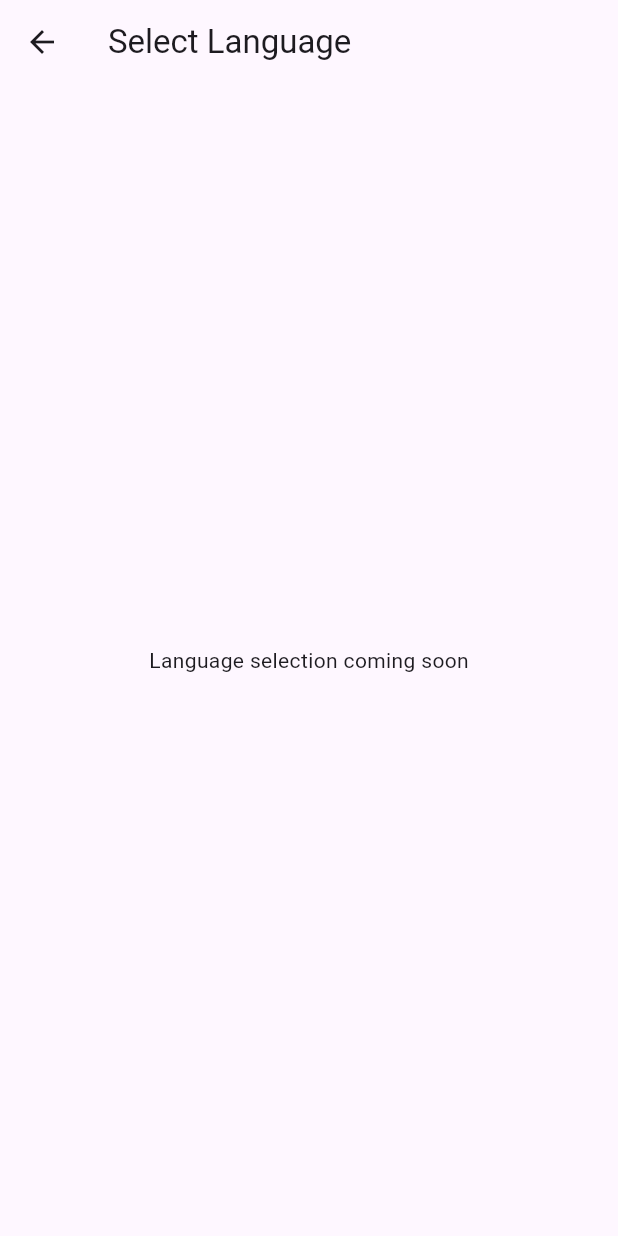
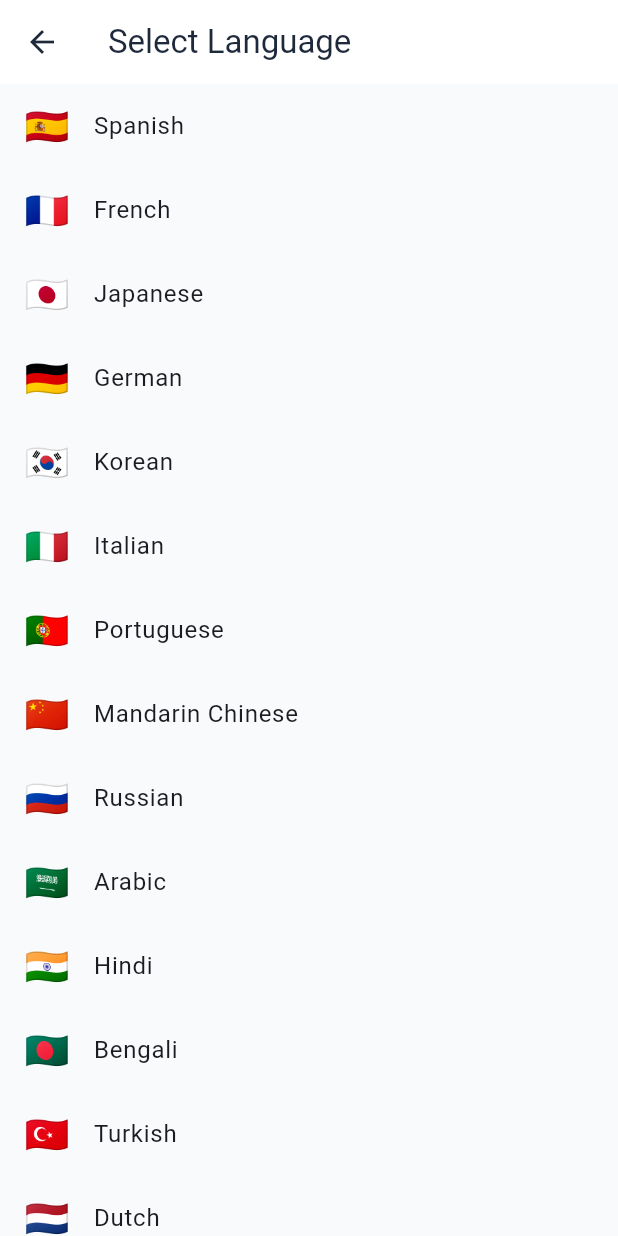
Before and after one commit to Sifaul-Islam/AI-Language-Learning-App, a Flutter app: the LanguageSelectionScreen screen opened directly, on a phone screen of 412 x 824 dp. Run offline on Flutter 3.47's test engine with Material 3 defaults, Android fonts, the phone set to English and light mode, and no system bars; our stand-ins replace cloud_firestore, firebase_core; accounts and stored records are empty.

Commit message:
Add 26 languages, professional theme, styled conversation cards; fix corrupted files and merge issues

```diff
--- a/lib/models/language_data.dart
+++ b/lib/models/language_data.dart
@@ -12,4 +12,24 @@ const List<LanguageOption> supportedLanguages = [
   LanguageOption(name: 'German', flag: '🇩🇪'),
   LanguageOption(name: 'Korean', flag: '🇰🇷'),
   LanguageOption(name: 'Italian', flag: '🇮🇹'),
+  LanguageOption(name: 'Portuguese', flag: '🇵🇹'),
+  LanguageOption(name: 'Mandarin Chinese', flag: '🇨🇳'),
+  LanguageOption(name: 'Russian', flag: '🇷🇺'),
+  LanguageOption(name: 'Arabic', flag: '🇸🇦'),
+  LanguageOption(name: 'Hindi', flag: '🇮🇳'),
+  LanguageOption(name: 'Bengali', flag: '🇧🇩'),
+  LanguageOption(name: 'Turkish', flag: '🇹🇷'),
+  LanguageOption(name: 'Dutch', flag: '🇳🇱'),
+  LanguageOption(name: 'Greek', flag: '🇬🇷'),
+  LanguageOption(name: 'Polish', flag: '🇵🇱'),
+  LanguageOption(name: 'Swedish', flag: '🇸🇪'),
+  LanguageOption(name: 'Vietnamese', flag: '🇻🇳'),
+  LanguageOption(name: 'Thai', flag: '🇹🇭'),
+  LanguageOption(name: 'Indonesian', flag: '🇮🇩'),
+  LanguageOption(name: 'Hebrew', flag: '🇮🇱'),
+  LanguageOption(name: 'Ukrainian', flag: '🇺🇦'),
+  LanguageOption(name: 'Czech', flag: '🇨🇿'),
+  LanguageOption(name: 'Finnish', flag: '🇫🇮'),
+  LanguageOption(name: 'Danish', flag: '🇩🇰'),
+  LanguageOption(name: 'Norwegian', flag: '🇳🇴'),
 ];
--- a/lib/screens/language_selection_screen.dart
+++ b/lib/screens/language_selection_screen.dart
@@ -1,4 +1,7 @@
 import 'package:flutter/material.dart';
+import 'package:provider/provider.dart';
+import '../providers/chat_provider.dart';
+import '../models/language_data.dart';
 
 class LanguageSelectionScreen extends StatelessWidget {
   const LanguageSelectionScreen({super.key});
@@ -6,11 +9,22 @@ class LanguageSelectionScreen extends StatelessWidget {
   @override
   Widget build(BuildContext context) {
     return Scaffold(
-      appBar: AppBar(
-        title: const Text('Select Language'),
-      ),
-      body: const Center(
-        child: Text('Language selection coming soon'),
+      appBar: AppBar(title: const Text('Select Language')),
+      body: ListView(
+        children: supportedLanguages.map((lang) {
+          return ListTile(
+            leading: Text(lang.flag, style: const TextStyle(fontSize: 24)),
+            title: Text(lang.name),
+            onTap: () async {
+              final chatId = await context
+                  .read<ChatProvider>()
+                  .createNewChat(lang.name);
+              if (chatId != null && context.mounted) {
+                Navigator.pop(context);
+              }
+            },
+          );
+        }).toList(),
       ),
     );
   }
```
Also changed, not shown: lib/main.dart (+30 -1 lines), lib/providers/chat_provider.dart (added, +73 -0 lines), lib/screens/home_screen.dart (added, +67 -0 lines), lib/screens/saved_conversations_screen.dart (+14 -2 lines).
